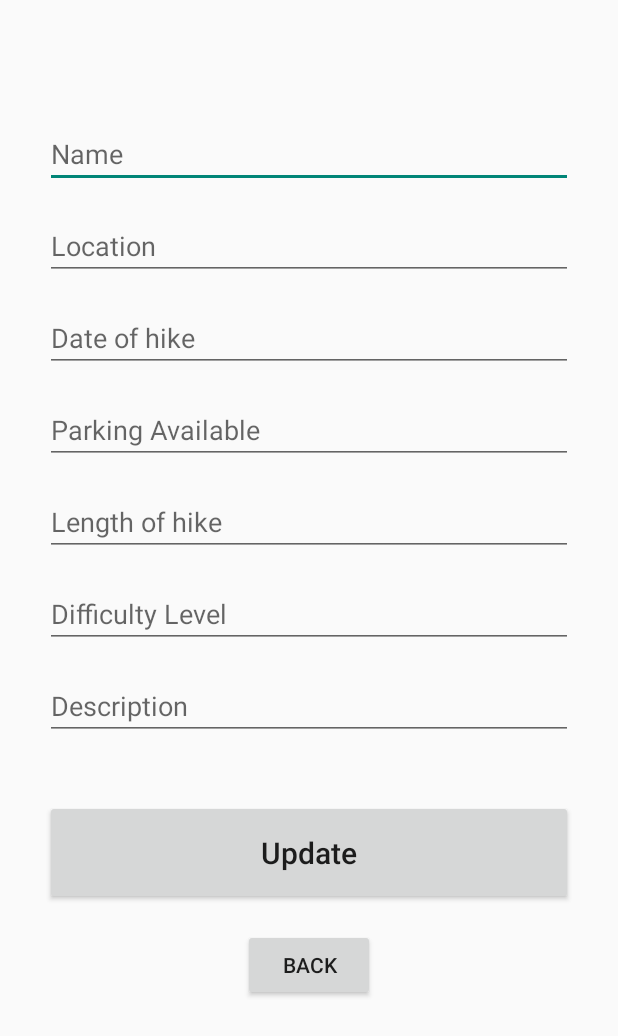
After one commit to 1Ir-is/COMP1786-CourseWork, an Android app: the UpdateActivity screen opened directly, with no data from a screen before it, on a phone screen of 412 x 824 dp. The commit adds this screen. Shown: the top 1036 px of the screen. Run offline under Robolectric (Android 15) with nearby library versions, the phone set to English and light mode, and no system bars.

Commit message:
feat: make UpdateActivity and make view detail in UpdateActivity

```diff
--- a/app/src/main/AndroidManifest.xml
+++ b/app/src/main/AndroidManifest.xml
@@ -13,10 +13,13 @@
         android:theme="@style/Theme.AppCompat.Light.NoActionBar"
         tools:targetApi="31">
         <activity
+            android:name=".UpdateActivity"
+            android:exported="false" />
+        <activity
             android:name=".AddActivity"
+            android:exported="false"
             android:label="Add Hike"
-            android:parentActivityName=".MainActivity"
-            android:exported="false" />
+            android:parentActivityName=".MainActivity" />
         <activity
             android:name=".MainActivity"
             android:exported="true"
--- a/app/src/main/java/com/example/coursework/HikerAdapter.java
+++ b/app/src/main/java/com/example/coursework/HikerAdapter.java
@@ -1,10 +1,12 @@
 package com.example.coursework;
 
 import android.content.Context;
+import android.content.Intent;
 import android.view.LayoutInflater;
 import android.view.View;
 import android.view.ViewGroup;
 import android.widget.ArrayAdapter;
+import android.widget.LinearLayout;
 import android.widget.TextView;
 
 import androidx.annotation.NonNull;
@@ -16,6 +18,7 @@ public class HikerAdapter extends RecyclerView.Adapter<HikerAdapter.MyViewHolder
 
     Context context;
     ArrayList hike_id, hike_name, hike_location, hike_date, hike_parking_available, hike_length, hike_difficulty_level, hike_description;
+
 
     HikerAdapter(
         Context context,
@@ -55,6 +58,21 @@ public class HikerAdapter extends RecyclerView.Adapter<HikerAdapter.MyViewHolder
         holder.hike_name_txt.setText(String.valueOf(hike_name.get(position)));
         holder.hike_location_txt.setText(String.valueOf(hike_location.get(position)));
         holder.hike_date_txt.setText(String.valueOf(hike_date.get(position)));
+        holder.mainLayout.setOnClickListener(new View.OnClickListener() {
+            @Override
+            public void onClick(View view) {
+                Intent intent = new Intent(context, UpdateActivity.class);
+                intent.putExtra("id", String.valueOf(hike_id.get(position)));
+                intent.putExtra("name", String.valueOf(hike_name.get(position)));
+                intent.putExtra("location", String.valueOf(hike_location.get(position)));
+                intent.putExtra("date", String.valueOf(hike_date.get(position)));
+                intent.putExtra("parkingAvailable", String.valueOf(hike_parking_available.get(position)));
+                intent.putExtra("length", String.valueOf(hike_length.get(position)));
+                intent.putExtra("difficultyLevel", String.valueOf(hike_difficulty_level.get(position)));
+                intent.putExtra("description", String.valueOf(hike_description.get(position)));
+                context.startActivity(intent);
+            }
+        });
 
     }
 
@@ -66,12 +84,14 @@ public class HikerAdapter extends RecyclerView.Adapter<HikerAdapter.MyViewHolder
     public class MyViewHolder extends RecyclerView.ViewHolder {
 
         TextView hike_id_txt, hike_name_txt, hike_location_txt, hike_date_txt;
+        LinearLayout mainLayout;
         public MyViewHolder(@NonNull View itemView) {
             super(itemView);
             hike_id_txt = itemView.findViewById(R.id.hike_id_txt);
             hike_name_txt = itemView.findViewById(R.id.hike_name_txt);
             hike_location_txt = itemView.findViewById(R.id.hike_location_txt);
             hike_date_txt = itemView.findViewById(R.id.hike_date_txt);
+            mainLayout = itemView.findViewById(R.id.mainLayout);
 
         }
     }
--- /dev/null
+++ b/app/src/main/java/com/example/coursework/UpdateActivity.java
@@ -0,0 +1,84 @@
+package com.example.coursework;
+
+import androidx.appcompat.app.AppCompatActivity;
+
+import android.content.Intent;
+import android.os.Bundle;
+import android.view.View;
+import android.widget.Button;
+import android.widget.EditText;
+import android.widget.Toast;
+
+public class UpdateActivity extends AppCompatActivity {
+
+    EditText nameInputUpdate, locationInputUpdate, dateInputUpdate, parkingAvailableInputUpdate, lengthInputUpdate, difficultyLevelInputUpdate, descriptionInputUpdate;
+    Button updateButton, backButton;
+    String id, name, location, date, parkingAvailable, length, difficultyLevel, description;
+
+    @Override
+    protected void onCreate(Bundle savedInstanceState) {
+        super.onCreate(savedInstanceState);
+        setContentView(R.layout.activity_update);
+
+        nameInputUpdate = findViewById(R.id.hike_name_text_update);
+        locationInputUpdate = findViewById(R.id.hike_location_text_update);
+        dateInputUpdate = findViewById(R.id.hike_date_text_update);
+        parkingAvailableInputUpdate = findViewById(R.id.hike_parking_available_text_update);
+        lengthInputUpdate = findViewById(R.id.hike_length_text_update);
+        difficultyLevelInputUpdate = findViewById(R.id.hike_difficulty_level_text_update);
+        descriptionInputUpdate = findViewById(R.id.hike_description_text_update);
+
+        updateButton = findViewById(R.id.updateButton);
+        updateButton.setOnClickListener(new View.OnClickListener() {
+            @Override
+            public void onClick(View view) {
+
+            }
+        });
+        getData();
+
+        backButton = findViewById(R.id.backButton);
+        backButton.setOnClickListener(new View.OnClickListener() {
+            @Override
+            public void onClick(View view) {
+                Intent intent = new Intent(UpdateActivity.this, MainActivity.class);
+                startActivity(intent);
+            }
+        });
+    }
+
+    public void getData(){
+        if (
+            getIntent().hasExtra("id") &&
+            getIntent().hasExtra("name") &&
+            getIntent().hasExtra("location") &&
+            getIntent().hasExtra("date") &&
+            getIntent().hasExtra("parkingAvailable") &&
+            getIntent().hasExtra("length") &&
+            getIntent().hasExtra("difficultyLevel") &&
+            getIntent().hasExtra("description")
+        ){
+            // Getting data from intent
+            id = getIntent().getStringExtra("id");
+            name = getIntent().getStringExtra("name");
+            location = getIntent().getStringExtra("location");
+            date = getIntent().getStringExtra("date");
+            parkingAvailable = getIntent().getStringExtra("parkingAvailable");
+            length = getIntent().getStringExtra("length");
+            difficultyLevel = getIntent().getStringExtra("difficultyLevel");
+            description = getIntent().getStringExtra("description");
+
+            // Setting intent data
+            nameInputUpdate.setText(name);
+            locationInputUpdate.setText(location);
+            dateInputUpdate.setText(date);
+            parkingAvailableInputUpdate.setText(parkingAvailable);
+            lengthInputUpdate.setText(length);
+            difficultyLevelInputUpdate.setText(difficultyLevel);
+            descriptionInputUpdate.setText(description);
+        }
+        else{
+            Toast.makeText(this, "No data", Toast.LENGTH_SHORT).show();
+        }
+    }
+}
--- /dev/null
+++ b/app/src/main/res/layout/activity_update.xml
@@ -0,0 +1,115 @@
+<?xml version="1.0" encoding="utf-8"?>
+<androidx.constraintlayout.widget.ConstraintLayout xmlns:android="http://schemas.android.com/apk/res/android"
+    xmlns:app="http://schemas.android.com/apk/res-auto"
+    xmlns:tools="http://schemas.android.com/tools"
+    android:layout_width="match_parent"
+    android:layout_height="match_parent"
+    android:padding="30dp"
+    tools:context=".AddActivity">
+
+    <EditText
+        android:id="@+id/hike_name_text_update"
+        android:layout_width="match_parent"
+        android:layout_height="wrap_content"
+        android:layout_marginTop="50dp"
+        android:ems="10"
+        android:hint="Name"
+        android:inputType="text"
+        app:layout_constraintEnd_toEndOf="parent"
+        app:layout_constraintStart_toStartOf="parent"
+        app:layout_constraintTop_toTopOf="parent" />
+
+    <EditText
+        android:id="@+id/hike_location_text_update"
+        android:layout_width="match_parent"
+        android:layout_height="wrap_content"
+        android:layout_marginTop="16dp"
+        android:ems="10"
+        android:hint="Location"
+        android:inputType="text"
+        app:layout_constraintEnd_toEndOf="parent"
+        app:layout_constraintStart_toStartOf="parent"
+        app:layout_constraintTop_toBottomOf="@+id/hike_name_text_update" />
+
+    <EditText
+        android:id="@+id/hike_date_text_update"
+        android:layout_width="match_parent"
+        android:layout_height="wrap_content"
+        android:layout_marginTop="16dp"
+        android:ems="10"
+        android:hint="Date of hike"
+        android:inputType="text"
+        app:layout_constraintEnd_toEndOf="parent"
+        app:layout_constraintStart_toStartOf="parent"
+        app:layout_constraintTop_toBottomOf="@+id/hike_location_text_update" />
+
+    <EditText
+        android:id="@+id/hike_parking_available_text_update"
+        android:layout_width="match_parent"
+        android:layout_height="wrap_content"
+        android:layout_marginTop="16dp"
+        android:ems="10"
+        android:hint="Parking Available"
+        android:inputType="text"
+        app:layout_constraintEnd_toEndOf="parent"
+        app:layout_constraintStart_toStartOf="parent"
+        app:layout_constraintTop_toBottomOf="@+id/hike_date_text_update" />
+
+    <EditText
+        android:id="@+id/hike_length_text_update"
+        android:layout_width="match_parent"
+        android:layout_height="wrap_content"
+        android:layout_marginTop="16dp"
+        android:ems="10"
+        android:hint="Length of hike"
+        android:inputType="text"
+        app:layout_constraintEnd_toEndOf="parent"
+        app:layout_constraintStart_toStartOf="parent"
+        app:layout_constraintTop_toBottomOf="@+id/hike_parking_available_text_update" />
+
+    <EditText
+        android:id="@+id/hike_difficulty_level_text_update"
+        android:layout_width="match_parent"
+        android:layout_height="wrap_content"
+        android:layout_marginTop="16dp"
+        android:ems="10"
+        android:hint="Difficulty Level"
+        android:inputType="text"
+        app:layout_constraintEnd_toEndOf="parent"
+        app:layout_constraintStart_toStartOf="parent"
+        app:layout_constraintTop_toBottomOf="@+id/hike_length_text_update" />
+
+    <EditText
+        android:id="@+id/hike_description_text_update"
+        android:layout_width="match_parent"
+        android:layout_height="wrap_content"
+        android:layout_marginTop="16dp"
+        android:ems="10"
+        android:hint="Description"
+        android:inputType="text"
+        app:layout_constraintEnd_toEndOf="parent"
+        app:layout_constraintStart_toStartOf="parent"
+        app:layout_constraintTop_toBottomOf="@+id/hike_difficulty_level_text_update" />
+
+    <Button
+        android:id="@+id/updateButton"
+        android:layout_width="match_parent"
+        android:layout_height="70dp"
+        android:layout_marginTop="40dp"
+        android:text="Update"
+        android:textSize="20sp"
+        android:textAllCaps="false"
+        app:layout_constraintEnd_toEndOf="parent"
+        app:layout_constraintStart_toStartOf="parent"
+        app:layout_constraintTop_toBottomOf="@+id/hike_description_text_update" />
+
+    <Button
+        android:id="@+id/backButton"
+        android:layout_width="wrap_content"
+        android:layout_height="wrap_content"
+        android:layout_marginTop="16dp"
+        android:text="Back"
+        app:layout_constraintEnd_toEndOf="parent"
+        app:layout_constraintStart_toStartOf="parent"
+        app:layout_constraintTop_toBottomOf="@+id/updateButton" />
+</androidx.constraintlayout.widget.ConstraintLayout>
--- a/app/src/main/res/layout/card_view.xml
+++ b/app/src/main/res/layout/card_view.xml
@@ -4,7 +4,8 @@
     xmlns:tools="http://schemas.android.com/tools"
     android:orientation="vertical"
     android:layout_width="match_parent"
-    android:layout_height="wrap_content">
+    android:layout_height="wrap_content"
+    android:id="@+id/mainLayout">
 
     <androidx.cardview.widget.CardView
         android:layout_width="match_parent"
```
